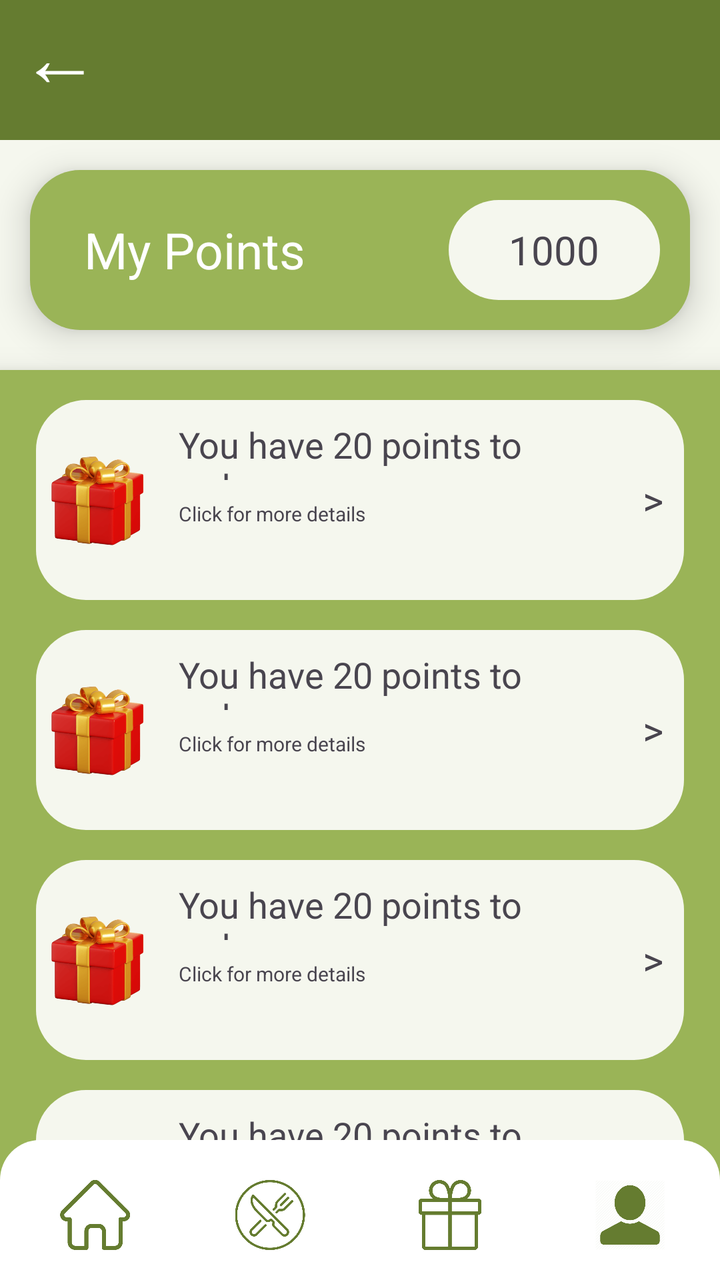
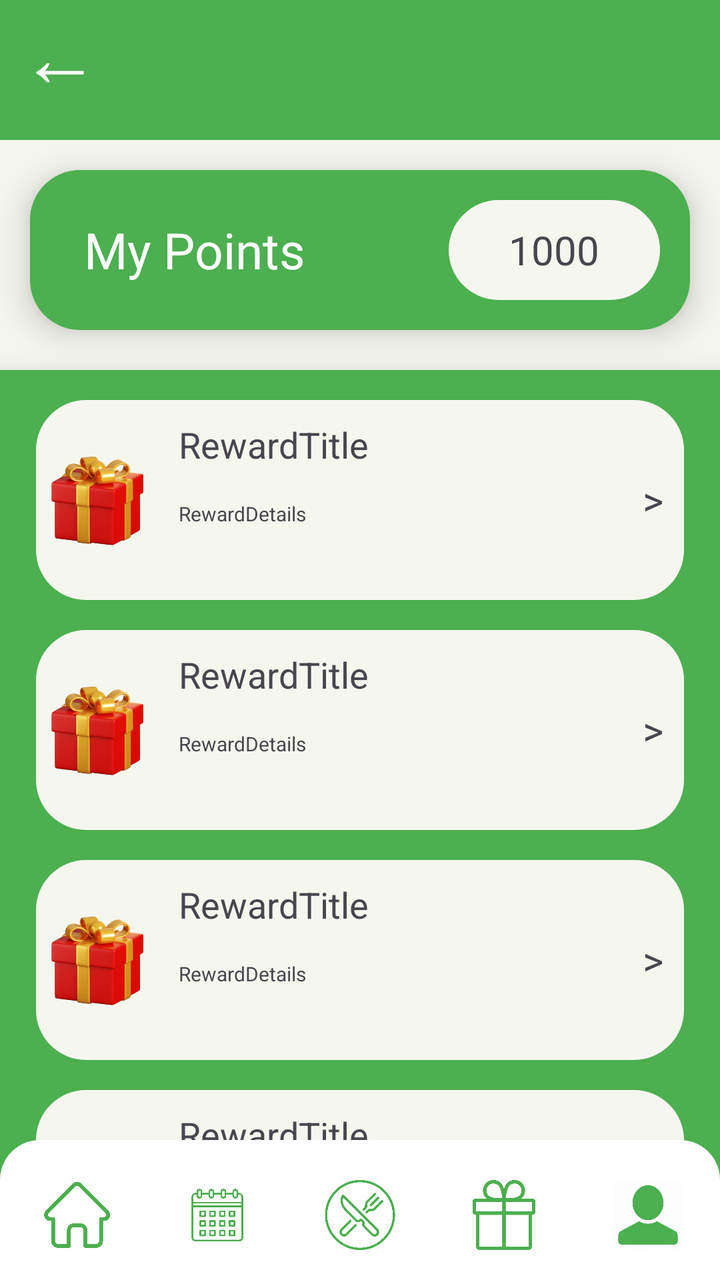

Two renders of the same Android screen: before a commit and after it. Below are the layout's source before the change and the commit's diff.
<!-- AndroidManifest.xml: application theme Theme.Gamstop -->
<!-- res/layout/activity_reward_page.xml -->
<?xml version="1.0" encoding="utf-8"?>
<FrameLayout xmlns:android="http://schemas.android.com/apk/res/android"
    xmlns:app="http://schemas.android.com/apk/res-auto"
    xmlns:tools="http://schemas.android.com/tools"
    android:id="@+id/main"
    android:layout_width="match_parent"
    android:layout_height="match_parent"
    android:orientation="vertical"
    android:background="#9AB457"
    tools:context=".MainActivity">

    <LinearLayout
    android:layout_width="match_parent"
    android:layout_height="wrap_content"
        android:orientation="vertical"
    android:background="#F5F7EE">

    <TextView
        android:layout_width="match_parent"
        android:layout_height="70dp"
        android:background="#FF657C30"
        android:text="←"
        android:gravity="center"
        android:paddingRight="300dp"
        android:paddingBottom="15dp"
        android:textSize="40dp"
        android:textColor="@color/white"/>

        <LinearLayout
            android:layout_width="match_parent"
            android:layout_height="match_parent"
            android:layout_marginTop="115dp"
            android:background="#9AB457"
            android:elevation="10dp"
            android:orientation="vertical">

            <include layout="@layout/item_rewardlayout" />

            <include layout="@layout/item_rewardlayout" />

            <include layout="@layout/item_rewardlayout" />

            <include layout="@layout/item_rewardlayout" />


        </LinearLayout>
    </LinearLayout>
    <RelativeLayout
        xmlns:android="http://schemas.android.com/apk/res/android"
        android:layout_width="match_parent"
        android:layout_height="wrap_content"
        android:layout_marginTop="570dp"
        android:backgroundTint="#FFFFFF"
        android:elevation="10dp">

        <include layout="@layout/nav_bar_layout"/>

    </RelativeLayout>

    <LinearLayout
        android:layout_width="match_parent"
        android:layout_height="80dp"
        android:layout_marginLeft="15dp"
        android:layout_marginTop="85dp"
        android:layout_marginRight="15dp"
        android:background="@drawable/rounded_corner"
        android:backgroundTint="#9AB457"
        android:elevation="10dp"
        android:textColor="@color/white">

        <TextView
            android:layout_width="match_parent"
            android:layout_height="match_parent"
            android:layout_weight="0.7"
            android:fontFamily="sans-serif"
            android:gravity="center"
            android:paddingRight="30dp"
            android:text="My Points"
            android:textColor="@color/white"
            android:textSize="25dp" />

        <TextView
            android:layout_width="match_parent"
            android:layout_height="match_parent"
            android:layout_margin="15dp"
            android:layout_weight="1"
            android:background="@drawable/rounded_corner"
            android:backgroundTint="#F5F7EE"
            android:gravity="center"
            android:text="1000"
            android:textSize="20dp" />


    </LinearLayout>

</FrameLayout>
<!-- res/layout/item_rewardlayout.xml (included above) -->
<LinearLayout xmlns:android="http://schemas.android.com/apk/res/android"
    xmlns:app="http://schemas.android.com/apk/res-auto"
    xmlns:tools="http://schemas.android.com/tools"
    android:layout_width="match_parent"
    android:layout_height="100dp"
    android:background="@drawable/rounded_corner"
    android:layout_marginTop="15dp"
    android:layout_marginRight="18dp"
    android:layout_marginLeft="18dp"
    android:backgroundTint="#F5F7EE"
    android:orientation="horizontal">


    <ImageView
        android:layout_width="match_parent"
        android:layout_height="match_parent"
        android:layout_weight="0.75"
        android:paddingLeft="5dp"
        android:paddingRight="5dp"
        android:src="@drawable/giftbox"/>
    <LinearLayout
        android:layout_width="match_parent"
        android:layout_height="match_parent"
        android:layout_weight="0.25"
        android:layout_marginRight="10dp"
        android:orientation="vertical">

        <TextView
            android:layout_width="match_parent"
            android:layout_height="match_parent"
            android:layout_weight="0.2"
            android:text="You have 20 points to redeem"
            android:padding="10dp"
            android:fontFamily="sans-serif"
            android:textSize="18dp"/>
        <TextView
            android:layout_width="match_parent"
            android:layout_height="match_parent"
            android:layout_weight="0.2"
            android:text="Click for more details"
            android:paddingLeft="10dp"
            android:textSize="10dp"/>

    </LinearLayout>

    <TextView
        android:layout_width="match_parent"
        android:layout_height="match_parent"
        android:layout_weight="0.85"
        android:text=">"
        android:textSize="20dp"
        android:layout_marginRight="5dp"
        android:gravity="center"
        />

</LinearLayout>
<!-- res/layout/nav_bar_layout.xml (included above) -->
<LinearLayout xmlns:android="http://schemas.android.com/apk/res/android"
        xmlns:app="http://schemas.android.com/apk/res-auto"
        xmlns:tools="http://schemas.android.com/tools"
        android:id="@+id/navbar"
        android:layout_width="match_parent"
        android:layout_height="130dp"
        android:layout_alignParentBottom="true"
        android:orientation="horizontal"
    android:background="@drawable/top_rounded_corner"
        android:weightSum="4"
    android:paddingTop="5dp"
        android:backgroundTint="#FFFFFF"
        >

        <LinearLayout
            android:layout_width="0dp"
            android:layout_height="match_parent"
            android:layout_weight="1"
            android:gravity="center"
            android:padding="15dp"
            android:orientation="vertical">

            <ImageView
            android:layout_width="match_parent"
            android:layout_height="match_parent"
            android:layout_weight="1"
            android:paddingLeft="10dp"
            android:paddingRight="5dp"
                android:scaleType="fitCenter"
                app:tint="#FF657C30"
                android:src="@drawable/navbar_icon_home"/>
        </LinearLayout>

        <LinearLayout
            android:layout_width="0dp"
            android:layout_height="match_parent"
            android:layout_weight="1"
            android:gravity="center"
            android:padding="15dp"
            android:orientation="vertical">

            <ImageView
            android:layout_width="match_parent"
            android:layout_height="match_parent"
            android:layout_weight="0.75"
            android:paddingLeft="5dp"
            android:paddingRight="5dp"
                app:tint="#FF657C30"
                android:scaleType="fitCenter"

                android:src="@drawable/navbar_icon_eat"/>
        </LinearLayout>

        <LinearLayout
            android:layout_width="0dp"
            android:layout_height="match_parent"
            android:layout_weight="1"
            android:gravity="center"
            android:padding="15dp"
            android:orientation="vertical">

            <ImageView
                android:layout_width="match_parent"
                android:layout_height="match_parent"
                android:layout_weight="0.75"
                android:paddingLeft="5dp"
                android:paddingRight="5dp"
                app:tint="#FF657C30"
                android:src="@drawable/navbar_icon_gift"/>
        </LinearLayout>

        <LinearLayout
            android:layout_width="0dp"
            android:layout_height="match_parent"
            android:layout_weight="1"
            android:gravity="center"
            android:padding="15dp"
            android:orientation="vertical">

            <ImageView
                android:layout_width="match_parent"
                android:layout_height="match_parent"
                android:layout_weight="0.75"
                android:paddingLeft="5dp"
                app:tint="#FF657C30"
                android:paddingRight="5dp"
                android:src="@drawable/navbar_icon_account"/>
        </LinearLayout>

    </LinearLayout>
<!-- resources referenced by this layout -->
<resources>
  <color name="white">#FFFFFFFF</color>
  <!-- drawable giftbox: webp bitmap (drawable, 18688 bytes) -->
  <!-- drawable navbar_icon_account: png bitmap (drawable, 16447 bytes) -->
  <!-- drawable navbar_icon_eat: png bitmap (drawable, 24859 bytes) -->
  <!-- drawable navbar_icon_gift: png bitmap (drawable, 6518 bytes) -->
  <!-- drawable navbar_icon_home: png bitmap (drawable, 8020 bytes) -->
  <!-- drawable rounded_corner (drawable) -->
  <shape xmlns:android="http://schemas.android.com/apk/res/android">
      <solid android:color="@color/black"/>
      <corners android:radius="25dp"/>
  </shape>
  <!-- drawable top_rounded_corner (drawable) -->
  <shape xmlns:android="http://schemas.android.com/apk/res/android">
  
      <solid android:color="#FFFFFF"/>
  
      <corners
          android:topLeftRadius="20dp"
          android:topRightRadius="20dp"
          android:bottomLeftRadius="0dp"
          android:bottomRightRadius="0dp"/>
  
  </shape>
  <style name="Theme.Gamstop" parent="Base.Theme.Gamstop" />
  <color name="black">#FF000000</color>
  <style name="Base.Theme.Gamstop" parent="Theme.Material3.DayNight.NoActionBar">
          
          
      </style>
</resources>

<!-- the commit's change to res/layout/activity_reward_page.xml (unified diff, before → after) -->
@@ -6,7 +6,7 @@
     android:layout_width="match_parent"
     android:layout_height="match_parent"
     android:orientation="vertical"
-    android:background="#9AB457"
+    android:background="#4CAF50"
     tools:context=".MainActivity">
 
     <LinearLayout
@@ -18,7 +18,7 @@
     <TextView
         android:layout_width="match_parent"
         android:layout_height="70dp"
-        android:background="#FF657C30"
+        android:background="#4CAF50"
         android:text="←"
         android:gravity="center"
         android:paddingRight="300dp"
@@ -30,7 +30,7 @@
             android:layout_width="match_parent"
             android:layout_height="match_parent"
             android:layout_marginTop="115dp"
-            android:background="#9AB457"
+            android:background="#4CAF50"
             android:elevation="10dp"
             android:orientation="vertical">
 
@@ -45,15 +45,15 @@
 
         </LinearLayout>
     </LinearLayout>
+
     <RelativeLayout
-        xmlns:android="http://schemas.android.com/apk/res/android"
         android:layout_width="match_parent"
         android:layout_height="wrap_content"
         android:layout_marginTop="570dp"
         android:backgroundTint="#FFFFFF"
         android:elevation="10dp">
 
-        <include layout="@layout/nav_bar_layout"/>
+        <include layout="@layout/nav_bar_layout" />
 
     </RelativeLayout>
 
@@ -64,7 +64,7 @@
         android:layout_marginTop="85dp"
         android:layout_marginRight="15dp"
         android:background="@drawable/rounded_corner"
-        android:backgroundTint="#9AB457"
+        android:backgroundTint="#4CAF50"
         android:elevation="10dp"
         android:textColor="@color/white">
 
@@ -126,7 +126,7 @@
             android:layout_width="match_parent"
             android:layout_height="match_parent"
             android:layout_weight="0.2"
-            android:text="You have 20 points to redeem"
+            android:text="RewardTitle"
             android:padding="10dp"
             android:fontFamily="sans-serif"
             android:textSize="18dp"/>
@@ -134,7 +134,7 @@
             android:layout_width="match_parent"
             android:layout_height="match_parent"
             android:layout_weight="0.2"
-            android:text="Click for more details"
+            android:text="RewardDetails"
             android:paddingLeft="10dp"
             android:textSize="10dp"/>
 
@@ -153,92 +153,109 @@
 </LinearLayout>
 <!-- res/layout/nav_bar_layout.xml (included above) -->
 <LinearLayout xmlns:android="http://schemas.android.com/apk/res/android"
-        xmlns:app="http://schemas.android.com/apk/res-auto"
-        xmlns:tools="http://schemas.android.com/tools"
-        android:id="@+id/navbar"
-        android:layout_width="match_parent"
-        android:layout_height="130dp"
-        android:layout_alignParentBottom="true"
-        android:orientation="horizontal"
+    xmlns:app="http://schemas.android.com/apk/res-auto"
+    xmlns:tools="http://schemas.android.com/tools"
+    android:id="@+id/navbar"
+    android:layout_width="match_parent"
+    android:layout_height="80dp"
+    android:layout_alignParentBottom="true"
+    android:orientation="horizontal"
     android:background="@drawable/top_rounded_corner"
-        android:weightSum="4"
+    android:weightSum="5"
     android:paddingTop="5dp"
-        android:backgroundTint="#FFFFFF"
-        >
-
-        <LinearLayout
-            android:layout_width="0dp"
-            android:layout_height="match_parent"
-            android:layout_weight="1"
-            android:gravity="center"
-            android:padding="15dp"
-            android:orientation="vertical">
-
-            <ImageView
-            android:layout_width="match_parent"
-            android:layout_height="match_parent"
+    android:backgroundTint="#FFFFFF">
+
+    <LinearLayout
+        android:layout_width="0dp"
+        android:layout_height="match_parent"
+        android:layout_weight="1"
+        android:gravity="center"
+        android:padding="15dp"
+        android:orientation="vertical">
+
+        <ImageView
+            android:layout_width="48dp"
+            android:layout_height="78dp"
             android:layout_weight="1"
             android:paddingLeft="10dp"
             android:paddingRight="5dp"
-                android:scaleType="fitCenter"
-                app:tint="#FF657C30"
-                android:src="@drawable/navbar_icon_home"/>
-        </LinearLayout>
-
-        <LinearLayout
-            android:layout_width="0dp"
-            android:layout_height="match_parent"
-            android:layout_weight="1"
-            android:gravity="center"
-            android:padding="15dp"
-            android:orientation="vertical">
-
-            <ImageView
-            android:layout_width="match_parent"
-            android:layout_height="match_parent"
+            android:scaleType="fitCenter"
+            android:src="@drawable/navbar_icon_home"
+            app:tint="#4CAF50" />
+    </LinearLayout>
+
+    <LinearLayout
+        android:layout_width="0dp"
+        android:layout_height="match_parent"
+        android:layout_weight="1"
+        android:gravity="center"
+        android:padding="15dp"
+        android:orientation="vertical">
+
+        <ImageView
+            android:layout_width="48dp"
+            android:layout_height="78dp"
+            android:layout_weight="0.75"
+            android:paddingLeft="1dp"
+            android:paddingRight="dp"
+            android:scaleType="fitCenter"
+            android:src="@drawable/calendar_icon"
+            app:tint="#4CAF50" />
+    </LinearLayout>
+
+    <LinearLayout
+        android:layout_width="0dp"
+        android:layout_height="match_parent"
+        android:layout_weight="1"
+        android:gravity="center"
+        android:padding="15dp"
+        android:orientation="vertical">
+
+        <ImageView
+            android:layout_width="48dp"
+            android:layout_height="78dp"
             android:layout_weight="0.75"
             android:paddingLeft="5dp"
             android:paddingRight="5dp"
-                app:tint="#FF657C30"
-                android:scaleType="fitCenter"
-
-                android:src="@drawable/navbar_icon_eat"/>
-        </LinearLayout>
-
-        <LinearLayout
-            android:layout_width="0dp"
-            android:layout_height="match_parent"
-            android:layout_weight="1"
-            android:gravity="center"
-            android:padding="15dp"
-            android:orientation="vertical">
-
-            <ImageView
-                android:layout_width="match_parent"
-                android:layout_height="match_parent"
-                android:layout_weight="0.75"
-                android:paddingLeft="5dp"
-                android:paddingRight="5dp"
-                app:tint="#FF657C30"
-                android:src="@drawable/navbar_icon_gift"/>
-        </LinearLayout>
-
-        <LinearLayout
-            android:layout_width="0dp"
-            android:layout_height="match_parent"
-            android:layout_weight="1"
-            android:gravity="center"
-            android:padding="15dp"
-            android:orientation="vertical">
-
-            <ImageView
-                android:layout_width="match_parent"
-                android:layout_height="match_parent"
-                android:layout_weight="0.75"
-                android:paddingLeft="5dp"
-                app:tint="#FF657C30"
-                android:paddingRight="5dp"
-                android:src="@drawable/navbar_icon_account"/>
-        </LinearLayout>
-
-    </LinearLayout>
+            android:scaleType="fitCenter"
+            android:src="@drawable/navbar_icon_eat"
+            app:tint="#4CAF50" />
+    </LinearLayout>
+
+    <LinearLayout
+        android:layout_width="0dp"
+        android:layout_height="match_parent"
+        android:layout_weight="1"
+        android:gravity="center"
+        android:padding="15dp"
+        android:orientation="vertical">
+
+        <ImageView
+            android:layout_width="48dp"
+            android:layout_height="78dp"
+            android:layout_weight="0.75"
+            android:paddingLeft="5dp"
+            android:paddingRight="5dp"
+            android:src="@drawable/navbar_icon_gift"
+            app:tint="#4CAF50" />
+    </LinearLayout>
+
+    <LinearLayout
+        android:layout_width="0dp"
+        android:layout_height="match_parent"
+        android:layout_weight="1"
+        android:gravity="center"
+        android:padding="15dp"
+        android:orientation="vertical">
+
+        <ImageView
+            android:layout_width="48dp"
+            android:layout_height="78dp"
+            android:layout_weight="0.75"
+            android:paddingLeft="5dp"
+            android:paddingRight="5dp"
+            android:src="@drawable/navbar_icon_account"
+            app:tint="#4CAF50" />
+    </LinearLayout>
+
+</LinearLayout>
<!-- resource entries referenced after the edit -->
@@ -1,6 +1,7 @@
 <!-- resources referenced by this layout -->
 <resources>
   <color name="white">#FFFFFFFF</color>
+  <!-- drawable calendar_icon: png bitmap (drawable, 14035 bytes) -->
   <!-- drawable giftbox: webp bitmap (drawable, 18688 bytes) -->
   <!-- drawable navbar_icon_account: png bitmap (drawable, 16447 bytes) -->
   <!-- drawable navbar_icon_eat: png bitmap (drawable, 24859 bytes) -->
